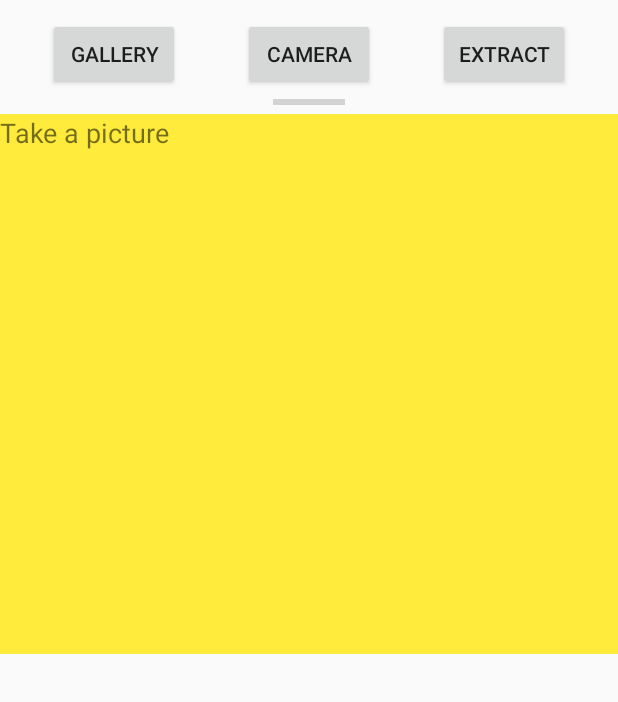
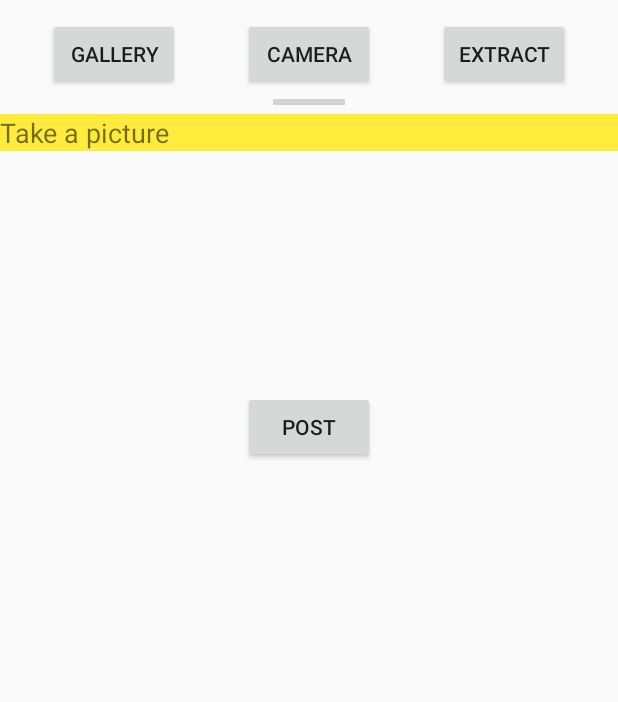
Before and after one commit to ETS-Android1/SmartHireApp, an Android app: the screen it shows after launch (MainActivity), on a phone screen of 412 x 824 dp, the part 534-1236 px from its top. Run offline under Robolectric (Android 15) with nearby library versions, the phone set to English and light mode, and no system bars; our stand-ins replace Volley; libraries missing offline, so code that uses them is left out: com.google.android.gms, com.theartofdev.edmodo; pictures from the network do not load.

Commit message:
Intent for extracted text failed, now got get json data from internet, post json data failed.

```diff
--- a/app/src/main/AndroidManifest.xml
+++ b/app/src/main/AndroidManifest.xml
@@ -11,7 +11,10 @@
     <uses-permission
         android:name="android.permission.WRITE_EXTERNAL_STORAGE" />
 
+    <uses-permission android:name="android.permission.INTERNET"/>
+
     <application
+
         android:allowBackup="true"
         android:icon="@mipmap/ic_launcher"
         android:label="@string/app_name"
--- a/app/src/main/res/layout/activity_main.xml
+++ b/app/src/main/res/layout/activity_main.xml
@@ -17,9 +17,7 @@
         android:id="@+id/scrollViewExtractedText"
         android:layout_width="match_parent"
         android:layout_height="0dp"
-        android:layout_marginBottom="32dp"
         android:background="#FFEB3B"
-        app:layout_constraintBottom_toBottomOf="parent"
         app:layout_constraintEnd_toEndOf="parent"
         app:layout_constraintStart_toStartOf="parent"
         app:layout_constraintTop_toBottomOf="@+id/progressBar">
@@ -76,4 +74,14 @@
         app:layout_constraintStart_toStartOf="parent"
         app:layout_constraintTop_toBottomOf="@+id/buttonCamera" />
 
+    <Button
+        android:id="@+id/buttonPost"
+        android:layout_width="wrap_content"
+        android:layout_height="wrap_content"
+        android:text="Post"
+        app:layout_constraintBottom_toBottomOf="parent"
+        app:layout_constraintEnd_toEndOf="parent"
+        app:layout_constraintStart_toStartOf="parent"
+        app:layout_constraintTop_toBottomOf="@+id/scrollViewExtractedText" />
+
 </androidx.constraintlayout.widget.ConstraintLayout>
--- a/gradle.properties
+++ b/gradle.properties
@@ -17,3 +17,4 @@ org.gradle.jvmargs=-Xmx1536m
 android.useAndroidX=true
 # Automatically convert third-party libraries to use AndroidX
 android.enableJetifier=true
+android.enableD8=true
```
Also changed, not shown: app/build.gradle (+8 -3 lines), app/src/main/java/com/example/hire/MainActivity.java (+111 -6 lines).
